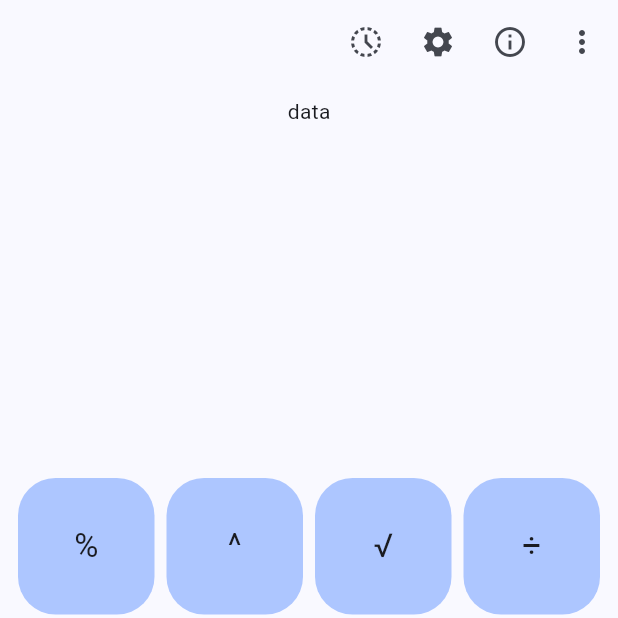
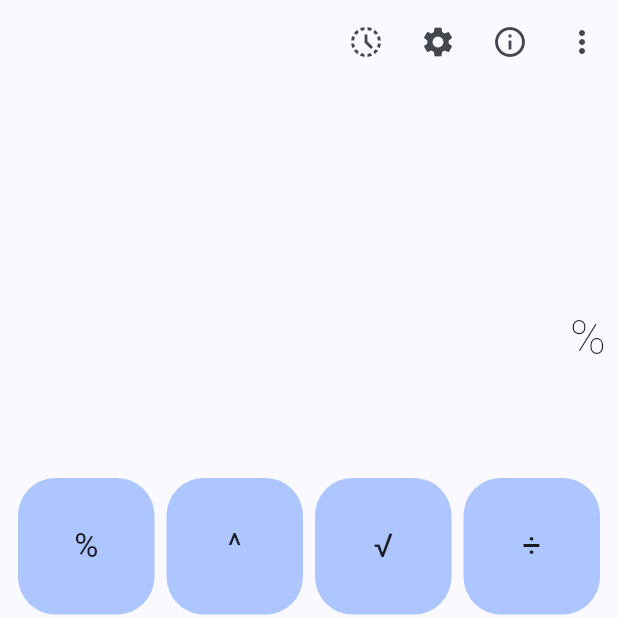
Before and after one commit to Faizan-26/calculator_app, a Flutter app: the screen it shows after launch, after a tap on an icon or button, on a phone screen of 412 x 824 dp, the top half of it. Run offline on Flutter 3.47's test engine with Material 3 defaults, Android fonts, the phone set to English and light mode, and no system bars; our stand-ins replace math_expressions.

```diff
--- a/lib/screen/calc_screen.dart
+++ b/lib/screen/calc_screen.dart
@@ -1,6 +1,8 @@
 import 'package:calculator_app/screen/contants.dart';
 import 'package:calculator_app/widgets/operator_button.dart';
 import 'package:flutter/material.dart';
+import 'package:math_expressions/math_expressions.dart';
+import 'package:flutter/services.dart';
 
 class CalcScreen extends StatefulWidget {
   const CalcScreen({super.key});
@@ -10,6 +12,84 @@ class CalcScreen extends StatefulWidget {
 }
 
 class _CalcScreenState extends State<CalcScreen> {
+  String writtenExpression = "";
+  String resultExpression = "0";
+
+  void evaluatedExpression() {
+    try {
+      Parser p = Parser();
+
+      resultExpression = resultExpression.replaceAllMapped(
+          RegExp(r'(\d+)√(\d+)'),
+          (match) => '${match.group(1)} * √${match.group(2)}');
+
+      resultExpression = resultExpression.replaceAllMapped(
+          RegExp(r'√(\d+)'), (match) => '${match.group(1)}^0.5');
+      // print(resultExpression);
+      Expression exp = p.parse(resultExpression);
+
+      ContextModel cm = ContextModel();
+      double eval = exp.evaluate(EvaluationType.REAL, cm);
+      String result = eval.toString();
+      if (result.endsWith(".0")) {
+        result = result.substring(0, result.length - 2);
+      }
+      resultExpression = resultExpression.replaceAllMapped(
+          RegExp(r'(\d+)\^0.5'), (match) => '√${match.group(1)}');
+      resultExpression = resultExpression.replaceAllMapped(
+          RegExp(r'(\d+) \* √(\d+)'),
+          (match) => '${match.group(1)}√${match.group(2)}');
+
+      setState(() {
+        writtenExpression = resultExpression;
+        resultExpression = result;
+      });
+    } catch (e) {
+      // do nothing
+    }
+  }
+
+  void btnTaped(String s) {
+    HapticFeedback.lightImpact();
+    if (resultExpression.length == 1 && s != ".") {
+      if (resultExpression == "0") {
+        resultExpression = "";
+      }
+    }
+    if (s == "=") {
+      evaluatedExpression();
+      return;
+    }
+    if (s == "C") {
+      if (resultExpression.isNotEmpty) {
+        setState(() {
+          resultExpression =
+              resultExpression.substring(0, resultExpression.length - 1);
+        });
+      }
+    } else {
+      if (s == "×") {
+        s = "*";
+      } else if (s == "÷") {
+        s = "/";
+      }
+      setState(() {
+        resultExpression += s;
+      });
+    }
+    if (resultExpression.isEmpty) {
+      resultExpression = "0";
+    }
+  }
+
+  void onLongPressedClear() {
+    HapticFeedback.heavyImpact();
+    setState(() {
+      writtenExpression = "";
+      resultExpression = "0";
+    });
+  }
+
   @override
   Widget build(BuildContext context) {
     return Padding(
@@ -17,11 +97,37 @@ class _CalcScreenState extends State<CalcScreen> {
       child: Column(
         crossAxisAlignment: CrossAxisAlignment.center,
         children: [
-          const Expanded(
-            child: Text("data"),
-            // height: 80,
-            // fallbackHeight: 5,
-            // fallbackWidth: 50,
+          Expanded(
+            child: Align(
+              alignment: Alignment.centerRight,
+              child: Container(
+                margin: const EdgeInsets.symmetric(vertical: 30),
+                child: Column(
+                  // mainAxisAlignment: MainAxisAlignment.end,
+                  crossAxisAlignment: CrossAxisAlignment.end,
+                  mainAxisAlignment: MainAxisAlignment.spaceBetween,
+                  children: [
+                    Text(writtenExpression),
+                    const SizedBox(
+                      height: 20,
+                    ),
+                    FittedBox(
+                      fit: BoxFit.scaleDown,
+                      child: Text(
+                        resultExpression,
+                        overflow: TextOverflow.visible,
+                        maxLines: 1,
+                        style: const TextStyle(
+                          fontSize: 32,
+                          fontWeight: FontWeight.w100,
+                        ),
+                      ),
+                    ),
+                    const SizedBox(height: 3),
+                  ],
+                ),
+              ),
+            ),
           ),
           Expanded(
             flex: 2,
@@ -31,7 +137,9 @@ class _CalcScreenState extends State<CalcScreen> {
                 itemCount: 20,
                 itemBuilder: (BuildContext context, int index) {
                   return OperatorButton(
+                    onLongPressedClear: onLongPressedClear,
                     buttonText: Buttons[index],
+                    btnTaped: btnTaped,
                   );
                 }),
           )
--- a/lib/widgets/operator_button.dart
+++ b/lib/widgets/operator_button.dart
@@ -1,9 +1,14 @@
 import 'package:flutter/material.dart';
 
 class OperatorButton extends StatelessWidget {
-  const OperatorButton({super.key, required this.buttonText});
+  const OperatorButton(
+      {super.key,
+      required this.buttonText,
+      required this.btnTaped,
+      required this.onLongPressedClear});
+  final void Function() onLongPressedClear;
   final String buttonText;
-
+  final void Function(String s) btnTaped;
   bool isNumeric() {
     try {
       double.parse(buttonText);
@@ -28,7 +33,12 @@ class OperatorButton extends StatelessWidget {
         splashColor: Colors.red, // Change the splash color here
         borderRadius: BorderRadius.circular(25),
         onTap: () {
-          print("object");
+          btnTaped(buttonText);
+        },
+        onLongPress: () {
+          if (buttonText == 'C') {
+            onLongPressedClear();
+          }
         },
         child: Center(
           child: Text(
--- a/pubspec.yaml
+++ b/pubspec.yaml
@@ -35,6 +35,7 @@ dependencies:
   # The following adds the Cupertino Icons font to your application.
   # Use with the CupertinoIcons class for iOS style icons.
   cupertino_icons: ^1.0.2
+  math_expressions: ^2.4.0
 
 dev_dependencies:
   flutter_test:
```
Also changed, not shown: lib/screen/setting_screen.dart (added, +20 -0 lines), pubspec.lock, 3 other files.
